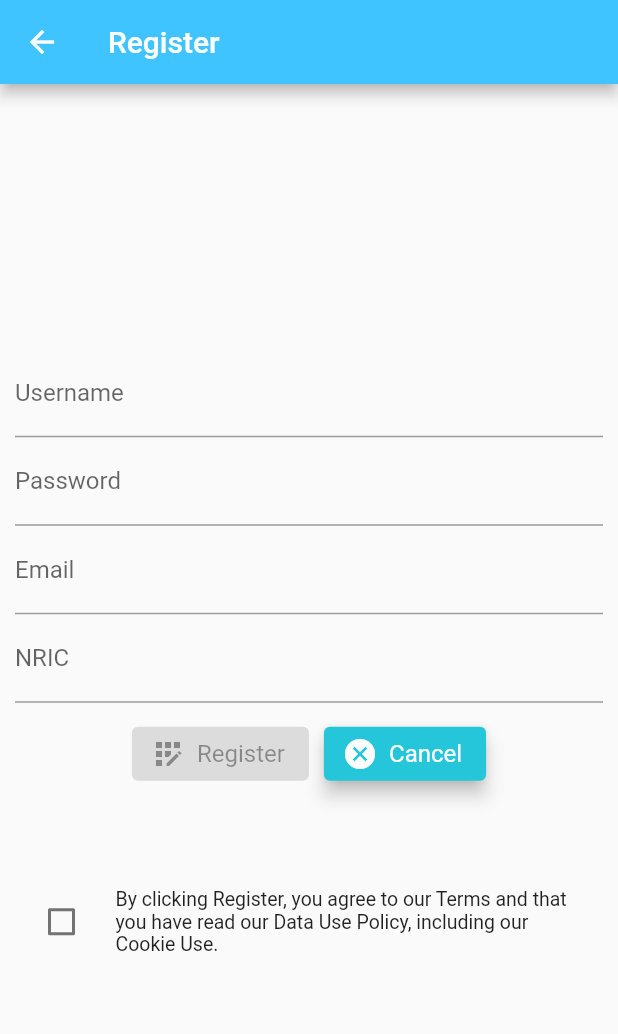
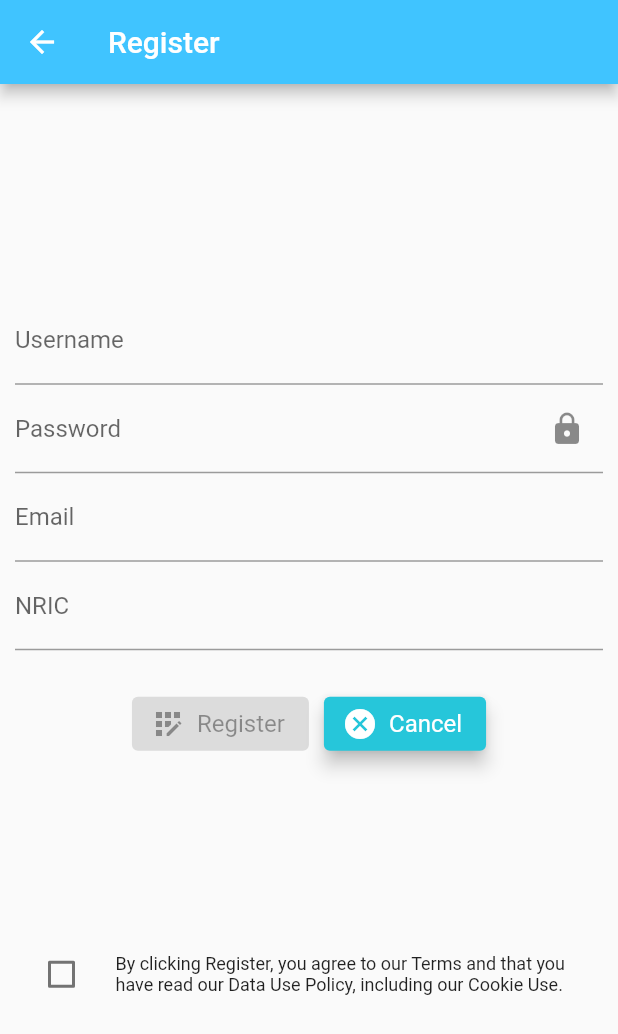
Before and after one commit to Reo98105/Smart-Water-Metering-System, a Flutter app: the Register screen opened directly, on a phone screen of 412 x 824 dp. Shown: the top 1034 px of the screen. Run offline on Flutter 3.47's test engine with Material 2 defaults, Android fonts, the phone set to English and light mode, and no system bars.

```diff
--- a/lib/registration.dart
+++ b/lib/registration.dart
@@ -1,22 +1,35 @@
 import 'package:flutter/material.dart';
+import 'package:flutter/services.dart';
 import 'package:swms_user_auth_module/login.dart';
 
-class Register extends StatefulWidget {
-  @override
-  _RegisterState createState() => _RegisterState();
-}
-
-class _RegisterState extends State<Register> {
-  bool isCheck = false;
-
+class Register extends StatelessWidget {
   @override
   Widget build(BuildContext context) {
     return Scaffold(
+      resizeToAvoidBottomPadding: false,
       appBar: AppBar(
         title: Text('Register'),
         backgroundColor: Colors.lightBlueAccent,
       ),
-      body: Container(
+      body: RegisterForm(),
+    );
+  }
+}
+
+class RegisterForm extends StatefulWidget {
+  @override
+  _RegisterFormState createState() => _RegisterFormState();
+}
+
+class _RegisterFormState extends State<RegisterForm> {
+  bool isCheck = false;
+  final _formKey = GlobalKey<FormState>();
+
+  @override
+  Widget build(BuildContext context) {
+    return Form(
+      key: _formKey,
+      child: Container(
         child: Column(
           mainAxisAlignment: MainAxisAlignment.center,
           crossAxisAlignment: CrossAxisAlignment.stretch,
@@ -24,6 +37,12 @@ class _RegisterState extends State<Register> {
             Container(
               margin: EdgeInsets.fromLTRB(10.0, 0.0, 10.0, 0.0),
               child: TextFormField(
+                validator: (value) {
+                  if (value.isEmpty) {
+                    return 'Please enter Username';
+                  }
+                  return null;
+                },
                 decoration: InputDecoration(
                   labelText: 'Username',
                 ),
@@ -32,25 +51,49 @@ class _RegisterState extends State<Register> {
             Container(
               margin: EdgeInsets.fromLTRB(10.0, 0.0, 10.0, 0.0),
               child: TextFormField(
+                obscureText: true,
+                validator: (value) {
+                  if (value.isEmpty) {
+                    return 'Please enter Password';
+                  }
+                  return null;
+                },
                 decoration: InputDecoration(
                   labelText: 'Password',
+                  suffixIcon: Icon(Icons.lock),
                 ),
               ),
             ),
             Container(
               margin: EdgeInsets.fromLTRB(10.0, 0.0, 10.0, 0.0),
               child: TextFormField(
+                validator: (value) {
+                  if (value.isEmpty) {
+                    return 'Please enter Email';
+                  }
+                  return null;
+                },
                 decoration: InputDecoration(
                   labelText: 'Email',
                 ),
               ),
             ),
             Container(
-              margin: EdgeInsets.fromLTRB(10.0, 0.0, 10.0, 0.0),
+              margin: EdgeInsets.fromLTRB(10.0, 0.0, 10.0, 10.0),
               child: TextFormField(
+                keyboardType: TextInputType.number,
+                inputFormatters: [
+                  FilteringTextInputFormatter.allow(RegExp('[0-9]'))
+                ],
                 decoration: InputDecoration(
                   labelText: 'NRIC',
                 ),
+                validator: (value) {
+                  if (value.isEmpty) {
+                    return 'Please enter NRIC';
+                  }
+                  return null;
+                },
               ),
             ),
             Container(
@@ -59,9 +102,15 @@ class _RegisterState extends State<Register> {
                 children: <Widget>[
                   Container(
                     margin:
-                        EdgeInsets.symmetric(horizontal: 5.0, vertical: 10.0),
+                        EdgeInsets.symmetric(horizontal: 5.0, vertical: 15.0),
                     child: ElevatedButton.icon(
-                      onPressed: isCheck ? () {} : null,
+                      onPressed: isCheck
+                          ? () {
+                              if (_formKey.currentState.validate())
+                                debugPrint(
+                                    'Posting to server for registration...');
+                            }
+                          : null,
                       icon: Icon(Icons.app_registration),
                       label: Text('Register'),
                       style: ElevatedButton.styleFrom(
@@ -73,7 +122,7 @@ class _RegisterState extends State<Register> {
                   ),
                   Container(
                     margin:
-                        EdgeInsets.symmetric(horizontal: 5.0, vertical: 10.0),
+                        EdgeInsets.symmetric(horizontal: 5.0, vertical: 15.0),
                     child: ElevatedButton.icon(
                       onPressed: () {
                         Navigator.pop(
@@ -96,7 +145,7 @@ class _RegisterState extends State<Register> {
               ),
             ),
             Container(
-              margin: EdgeInsets.fromLTRB(5.0, 50.0, 5.0, 5.0),
+              margin: EdgeInsets.fromLTRB(5.0, 100.0, 5.0, 5.0),
               child: CheckboxListTile(
                 value: isCheck,
                 onChanged: (bool value) {
@@ -108,7 +157,7 @@ class _RegisterState extends State<Register> {
                 },
                 title: Text(
                   'By clicking Register, you agree to our Terms and that you have read our Data Use Policy, including our Cookie Use.',
-                  style: TextStyle(fontSize: 13.0),
+                  style: TextStyle(fontSize: 12.0),
                 ),
                 controlAffinity: ListTileControlAffinity.leading,
                 activeColor: Colors.lightBlueAccent,
```
